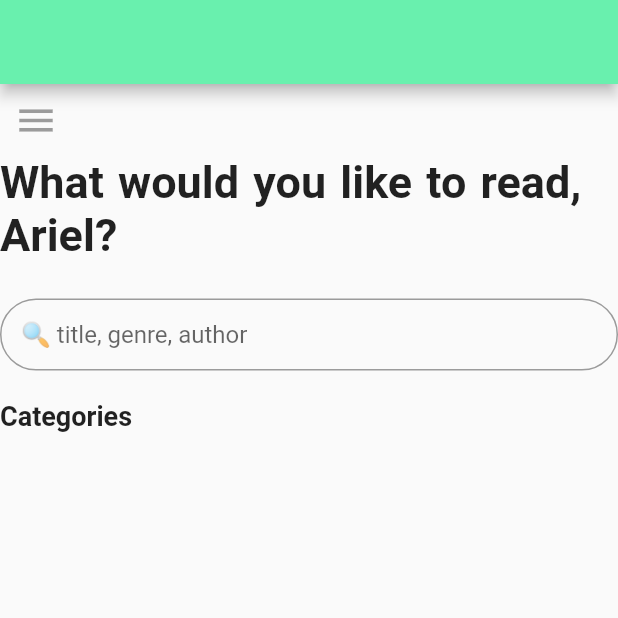
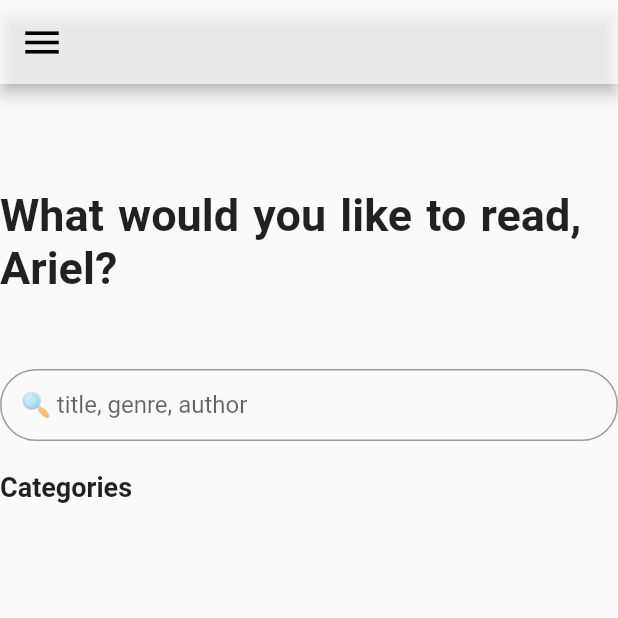
Before and after one commit to nabhanh/Zypher, a Flutter app: the screen it shows after launch, on a phone screen of 412 x 824 dp, the top half of it. Run offline on Flutter 3.47's test engine with Material 2 defaults, Android fonts, the phone set to English and light mode, and no system bars; network calls fail; Roboto replaces fonts that are missing (Ariel).

Commit message:
Structure completed

```diff
--- a/lib/home_page.dart
+++ b/lib/home_page.dart
@@ -15,19 +15,26 @@ class HomePage extends StatefulWidget {
 class _HomePageState extends State<HomePage> {
   @override
   Widget build(BuildContext context) {
+    print(MediaQuery.of(context).size.width);
     getData();
     return Scaffold(
       appBar: AppBar(
-        backgroundColor: Colors.greenAccent,
+        leading: IconButton(
+          icon: Icon(Icons.menu),
+          onPressed: () {
+            print('Button pressed');
+          },
+          iconSize: 30,
         ),
-      body: Column(
+        backgroundColor: Colors.white70,
+      ),
+      body: Container(
+        child: Column(
           crossAxisAlignment: CrossAxisAlignment.start,
-        mainAxisAlignment: MainAxisAlignment.spaceEvenly,
+          mainAxisSize: MainAxisSize.max,
           children: [
-          IconButton(
-            icon: Icon(Icons.menu),
-            onPressed: null,
-            iconSize: 30,
+            SizedBox(
+              height: 70,
             ),
             Text(
               'What would you like to read, Ariel?',
@@ -39,7 +46,7 @@ class _HomePageState extends State<HomePage> {
               ),
             ),
             SizedBox(
-            height: 25,
+              height: 50,
             ),
             TextField(
               enabled: true,
@@ -64,7 +71,9 @@ class _HomePageState extends State<HomePage> {
                 fontStyle: FontStyle.normal,
               ),
             ),
-          Flexible(
+            Container(
+              width: double.infinity,
+              height: 200,
               child: ListView(
                 scrollDirection: Axis.horizontal,
                 children: tabs,
@@ -72,6 +81,7 @@ class _HomePageState extends State<HomePage> {
             ),
           ],
         ),
+      ),
     );
   }
 }
--- a/lib/main.dart
+++ b/lib/main.dart
@@ -9,6 +9,7 @@ class MyApp extends StatelessWidget {
   @override
   Widget build(BuildContext context) {
     return MaterialApp(
+      debugShowCheckedModeBanner: false,
       theme: ThemeData(
         primaryColor: Colors.white,
       ),
```
Also changed, not shown: lib/category_builder.dart (+12 -5 lines). Lines whose indentation alone changed are shown as unchanged.
